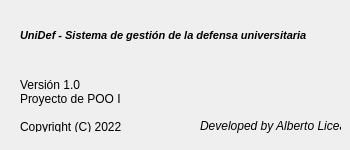
Before: the Qt Designer form view/ui/Help__about.ui in albertolicea00/CRUD-PyQt, drawn with Qt 5.
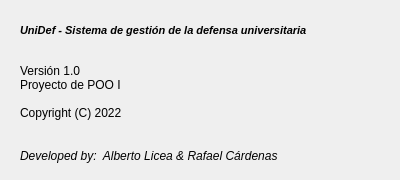
After: the same form once the commit is applied.

```diff
--- a/view/ui/Help__about.ui
+++ b/view/ui/Help__about.ui
@@ -6,20 +6,20 @@
    <rect>
     <x>0</x>
     <y>0</y>
-    <width>350</width>
-    <height>150</height>
+    <width>400</width>
+    <height>180</height>
    </rect>
   </property>
   <property name="minimumSize">
    <size>
-    <width>350</width>
-    <height>150</height>
+    <width>400</width>
+    <height>180</height>
    </size>
   </property>
   <property name="maximumSize">
    <size>
-    <width>350</width>
-    <height>150</height>
+    <width>400</width>
+    <height>180</height>
    </size>
   </property>
   <property name="windowTitle">
@@ -29,9 +29,9 @@
    <property name="geometry">
     <rect>
      <x>20</x>
-     <y>80</y>
+     <y>51</y>
      <width>121</width>
-     <height>52</height>
+     <height>81</height>
     </rect>
    </property>
    <property name="text">
@@ -45,9 +45,9 @@
    <property name="geometry">
     <rect>
      <x>20</x>
-     <y>20</y>
-     <width>321</width>
-     <height>31</height>
+     <y>10</y>
+     <width>361</width>
+     <height>41</height>
     </rect>
    </property>
    <property name="font">
@@ -65,10 +65,10 @@
   <widget class="QLabel" name="lb_contact">
    <property name="geometry">
     <rect>
-     <x>200</x>
-     <y>100</y>
-     <width>141</width>
-     <height>51</height>
+     <x>20</x>
+     <y>140</y>
+     <width>281</width>
+     <height>31</height>
     </rect>
    </property>
    <property name="font">
@@ -80,7 +80,7 @@
     <cursorShape>WhatsThisCursor</cursorShape>
    </property>
    <property name="text">
-    <string>Developed by Alberto Licea</string>
+    <string>Developed by:  Alberto Licea &amp; Rafael Cárdenas</string>
    </property>
   </widget>
  </widget>
```
